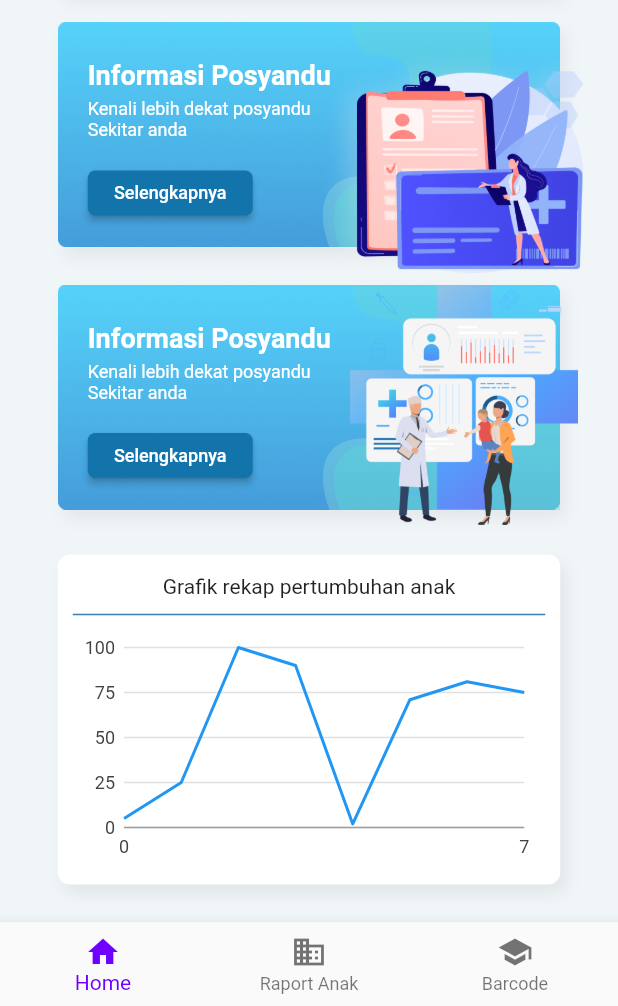
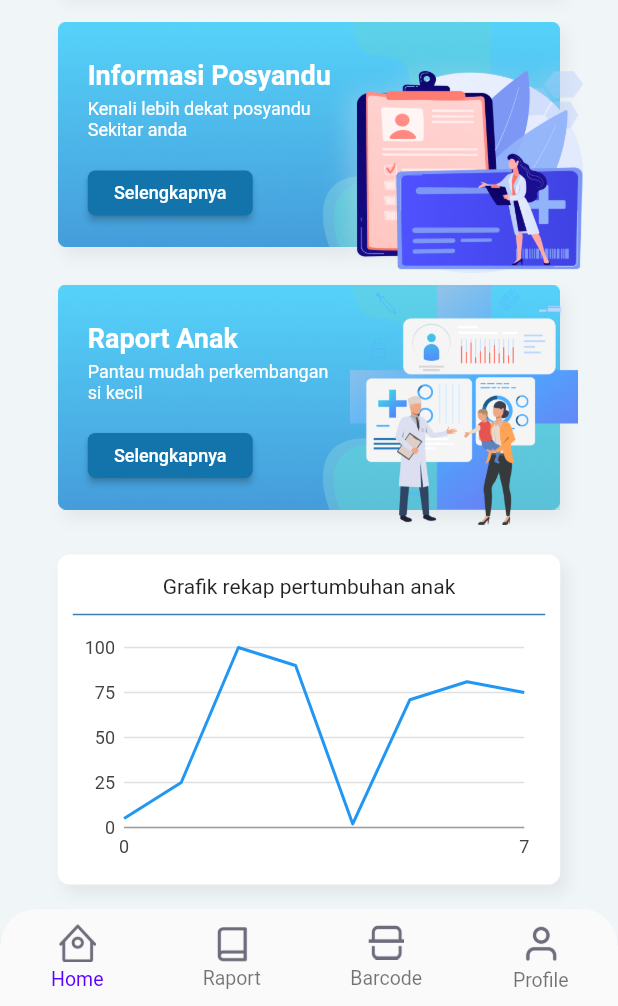
Before and after one commit to ristianaditya/epsi, a Flutter app: the homeScreen screen opened by its route, on a phone screen of 412 x 824 dp, the part 230-1236 px from its top. Run offline on Flutter 3.47's test engine with Material 2 defaults, Android fonts, the phone set to English and light mode, and no system bars; our stand-ins replace charts_flutter, google_sign_in; missing offline and left inert: dart:ffi; accounts and stored records are empty.

Commit message:
layoutStyle-build(element): layout home
- layout home 100%
- style group

```diff
--- a/lib/pages/homeScreen.dart
+++ b/lib/pages/homeScreen.dart
@@ -1,5 +1,6 @@
 import 'package:flutter/material.dart';
 import 'package:charts_flutter/flutter.dart' as charts;
+import 'package:epsi/styleTheme.dart';
 
 // ignore: camel_case_types
 class homeScreen extends StatefulWidget {
@@ -235,7 +236,7 @@ class _homeScreen extends State<homeScreen> {
                 crossAxisAlignment: CrossAxisAlignment.start,
                 children: <Widget>[
                   const Text(
-                    'Informasi Posyandu',
+                    'Raport Anak',
                     style: TextStyle(
                       fontSize: 18.0,
                       color: Colors.white,
@@ -246,14 +247,14 @@ class _homeScreen extends State<homeScreen> {
                     height: 5,
                   ),
                   const Text(
-                    'Kenali lebih dekat posyandu',
+                    'Pantau mudah perkembangan',
                     style: TextStyle(
                       fontSize: 12.0,
                       color: Colors.white,
                     ),
                   ),
                   const Text(
-                    'Sekitar anda',
+                    'si kecil',
                     style: TextStyle(
                       fontSize: 12.0,
                       color: Colors.white,
@@ -305,8 +306,7 @@ class _homeScreen extends State<homeScreen> {
     );
   }
 
-  @override
-  Widget build(BuildContext context) {
+  Widget cardGrafik() {
     final data = [
       LinearSales(0, 5),
       LinearSales(1, 25),
@@ -326,46 +326,11 @@ class _homeScreen extends State<homeScreen> {
         measureFn: (LinearSales series, _) => series.sales,
       )
     ];
-
-    return Scaffold(
-      backgroundColor: const Color.fromRGBO(240, 246, 248, 1),
-      bottomNavigationBar: BottomNavigationBar(
-        items: const <BottomNavigationBarItem>[
-          BottomNavigationBarItem(
-            icon: Icon(Icons.home),
-            label: 'Home',
-          ),
-          BottomNavigationBarItem(
-            icon: Icon(Icons.business),
-            label: 'Raport Anak',
-          ),
-          BottomNavigationBarItem(
-            icon: Icon(Icons.school),
-            label: 'Barcode',
-          ),
-        ],
-        currentIndex: 0,
-        selectedItemColor: Color.fromARGB(255, 111, 0, 255),
-        onTap: null,
-      ),
-      body: SafeArea(
-        child: SingleChildScrollView(
-          child: SizedBox(
-            height: MediaQuery.of(context).size.height,
-            width: MediaQuery.of(context).size.width,
-            child: Column(
-              children: <Widget>[
-                header(),
-                cardProfile(),
-                const SizedBox(
-                  height: 20,
-                ),
-                cardPosyandu(),
-                cardRaport(),
-                Container(
+    return Container(
       height: 220,
       width: 335,
       padding: const EdgeInsets.all(10),
+      margin: const EdgeInsets.only(bottom: 30),
       decoration: const BoxDecoration(
         color: Colors.white,
         borderRadius: BorderRadius.all(Radius.circular(8)),
@@ -396,7 +361,188 @@ class _homeScreen extends State<homeScreen> {
           ),
         ],
       ),
+    );
+  }
+
+  Widget headerNews() {
+    return Container(
+      width: 450,
+      margin: const EdgeInsets.only(bottom: 10),
+      padding: const EdgeInsets.only(right: 30, left: 30),
+      child: Column(
+        crossAxisAlignment: CrossAxisAlignment.start,
+        children: const <Widget>[
+          Text(
+            'Berita Terkini',
+            style: TextStyle(
+                color: Color.fromARGB(255, 51, 144, 219),
+                fontSize: 18,
+                fontWeight: FontWeight.w500),
           ),
+          SizedBox(
+            height: 3,
+          ),
+          Divider(
+            color: Color.fromARGB(255, 129, 192, 243),
+            thickness: 3,
+          ),
+        ],
+      ),
+    );
+  }
+
+  Widget cardNews() {
+    return InkWell(
+      onTap: () {},
+      child: Container(
+        width: 340,
+        margin: const EdgeInsets.only(bottom: 10),
+        padding: const EdgeInsets.only(right: 7),
+        decoration: const BoxDecoration(
+          color: Colors.white,
+          borderRadius: BorderRadius.all(Radius.circular(8)),
+          boxShadow: [
+            BoxShadow(
+              offset: Offset(4, 6),
+              spreadRadius: 0,
+              blurRadius: 8,
+              color: Color.fromRGBO(0, 0, 0, 0.06),
+            ),
+          ],
+        ),
+        child: Row(
+          crossAxisAlignment: CrossAxisAlignment.start,
+          children: <Widget>[
+            Expanded(
+              flex: 1,
+              child: Image.asset(
+                'assets/logo/foto_orang.jpg',
+                height: 100,
+                width: 100,
+              ),
+            ),
+            Expanded(
+              flex: 2,
+              child: Padding(
+                padding: const EdgeInsets.all(8.0),
+                child: Column(
+                  crossAxisAlignment: CrossAxisAlignment.start,
+                  children: <Widget>[
+                    const Text(
+                      'Menkes hingga Shahnaz Haque Puji Kader Posyandu Banyuwangi',
+                      style: TextStyle(
+                          color: Color.fromARGB(255, 72, 151, 216),
+                          fontSize: 13,
+                          fontWeight: FontWeight.w500),
+                    ),
+                    const SizedBox(
+                      height: 10,
+                    ),
+                    Text(
+                      truncate(
+                          'Menteri Kesehatan Budi Gunadi Sadikin hingga pesohor Shahnaz Haque memuji',
+                          length: 70),
+                      style: const TextStyle(fontSize: 12),
+                    ),
+                  ],
+                ),
+              ),
+            )
+          ],
+        ),
+      ),
+    );
+  }
+
+  @override
+  Widget build(BuildContext context) {
+    return Scaffold(
+      backgroundColor: backgroundColorPrimary,
+      bottomNavigationBar: SizedBox(
+        height: 65,
+        child: ClipRRect(
+          borderRadius: const BorderRadius.only(
+            topLeft: Radius.circular(25.0),
+            topRight: Radius.circular(25.0),
+          ),
+          child: BottomNavigationBar(
+            type: BottomNavigationBarType.fixed,
+            selectedFontSize: 13,
+            unselectedFontSize: 13,
+            items: <BottomNavigationBarItem>[
+              BottomNavigationBarItem(
+                icon: Container(
+                  margin: const EdgeInsets.only(bottom: 4),
+                  child: Image.asset(
+                    'assets/icon/home.png',
+                    height: 25,
+                    width: 25,
+                    fit: BoxFit.fill,
+                  ),
+                ),
+                label: 'Home',
+              ),
+              BottomNavigationBarItem(
+                icon: Container(
+                  margin: const EdgeInsets.only(bottom: 3),
+                  child: Image.asset(
+                    'assets/icon/book.png',
+                    height: 25,
+                    width: 26,
+                    fit: BoxFit.fill,
+                  ),
+                ),
+                label: 'Raport',
+              ),
+              BottomNavigationBarItem(
+                icon: Container(
+                  margin: const EdgeInsets.only(bottom: 5),
+                  child: Image.asset(
+                    'assets/icon/barcode.png',
+                    height: 23,
+                    width: 24,
+                    fit: BoxFit.fill,
+                  ),
+                ),
+                label: 'Barcode',
+              ),
+              BottomNavigationBarItem(
+                icon: Container(
+                  margin: const EdgeInsets.only(bottom: 3),
+                  child: Image.asset(
+                    'assets/icon/user.png',
+                    height: 27,
+                    width: 27,
+                    fit: BoxFit.fill,
+                  ),
+                ),
+                label: 'Profile',
+              ),
+            ],
+            currentIndex: 0,
+            selectedItemColor: const Color.fromARGB(255, 89, 0, 255),
+            onTap: null,
+          ),
+        ),
+      ),
+      body: SafeArea(
+        child: SingleChildScrollView(
+          child: SizedBox(
+            width: MediaQuery.of(context).size.width,
+            child: Column(
+              children: <Widget>[
+                header(),
+                cardProfile(),
+                const SizedBox(
+                  height: 20,
+                ),
+                cardPosyandu(),
+                cardRaport(),
+                cardGrafik(),
+                headerNews(),
+                cardNews(),
+                cardNews(),
+                cardNews(),
               ],
             ),
           ),
@@ -412,3 +558,10 @@ class LinearSales {
 
   LinearSales(this.year, this.sales);
 }
+
+String truncate(String text, {length = 7, omission = '...'}) {
+  if (length >= text.length) {
+    return text;
+  }
+  return text.replaceRange(length, text.length, omission);
+}
--- a/lib/services/auth_service.dart
+++ b/lib/services/auth_service.dart
@@ -4,7 +4,7 @@ import 'package:epsi/models/user_model.dart';
 import 'package:http/http.dart' as http;
 
 class AuthService {
-  String baseUrl = 'http://192.168.1.9/epsi_api/public/api';
+  String baseUrl = 'http://192.168.1.5/epsi_api/public/api';
   // String baseUrl = 'https://shamo-backend.buildwithangga.id/api';
   Future<UserModel> register(
       {String? name,
```
Also changed, not shown: lib/pages/loginScreen.dart (+19 -23 lines), lib/pages/registerScreen.dart (+24 -26 lines), lib/pages/welcomeScreen.dart (+13 -12 lines), lib/styleLoginRegister.dart (deleted, +0 -71 lines), lib/styleTheme.dart (added, +81 -0 lines), assets/icon/barcode.png (added), assets/icon/book.png (added), assets/icon/home.png (added), assets/icon/user.png (added). Lines whose indentation alone changed are shown as unchanged.
